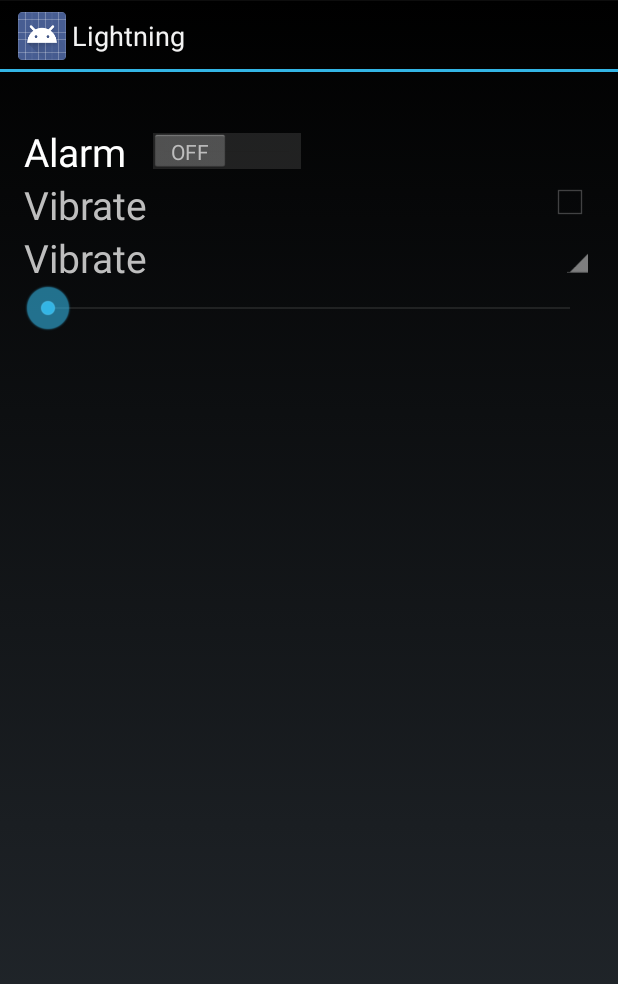
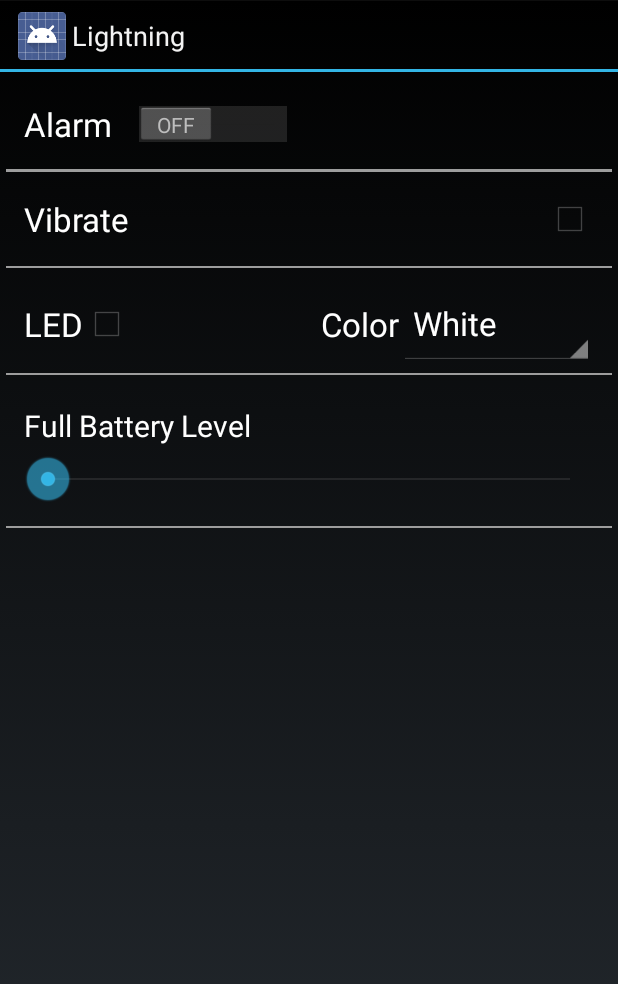
Before and after one commit to calvin-li/Lightning, an Android app: the screen it shows after launch (MainActivity), on a phone screen of 412 x 824 dp. Shown: the top 984 px of the screen. Run offline under Robolectric (Android 15) with nearby library versions, the phone set to English and light mode, and no system bars.

Commit message:
Finished UI elements, backend left.

```diff
--- a/Lightning/src/main/java/com/calvin/lightning/MainActivity.java
+++ b/Lightning/src/main/java/com/calvin/lightning/MainActivity.java
@@ -12,12 +12,18 @@ import android.graphics.Color;
 import android.os.BatteryManager;
 import android.os.Bundle;
 import android.os.SystemClock;
+import android.widget.ArrayAdapter;
+import android.widget.Spinner;
 import android.widget.TextView;
 
 public class MainActivity extends Activity {
 
     static boolean full = true;
-    static int color = Color.MAGENTA;
+    static String[] color = new String[]{
+        "White", "Yellow", "Green", "Cyan", "Blue",
+        "Magenta", "Red", "Light Gray", "Gray", "Dark Gray"
+    };
+    static int colorNumber;
     static long[] vibrate = new long[]{100, 500, 500, 500};
     static double fullModifier = 1.0;
     static String metrics = "";
@@ -39,6 +45,13 @@ public class MainActivity extends Activity {
         serviceIntent.putExtra("alarmIntent",alarmIntent);
         serviceIntent.putExtra("pIntent",pIntent);
 
+        //Layout elements here
+        Spinner spinner = (Spinner) findViewById(R.id.colorSpinner);
+        ArrayAdapter<CharSequence> adapter = ArrayAdapter.createFromResource(this,
+                R.array.colors_array, R.layout.spinner_item);
+        adapter.setDropDownViewResource(android.R.layout.simple_spinner_dropdown_item);
+        spinner.setAdapter(adapter);
+
         if(alarmIntent != null && am != null){
             am.cancel(alarmIntent);
         }//if
@@ -55,8 +68,6 @@ public class MainActivity extends Activity {
     @Override
     protected void onResume(){
         super.onResume();
-
-        ((TextView) findViewById(R.id.scouter)).setText(metrics);
     }//onResume
 
     static void batteryFull(PendingIntent pIntent, Context context){
@@ -68,7 +79,7 @@ public class MainActivity extends Activity {
                 .setContentIntent(pIntent)
                 .setPriority(Notification.PRIORITY_HIGH)
                 .setVibrate(MainActivity.vibrate)
-                .setLights(MainActivity.color, 1000, 1000)
+                .setLights(Color.MAGENTA, 1000, 1000)
                 .build();
 
         NotificationManager manager =
--- a/Lightning/src/main/res/layout/activity_main.xml
+++ b/Lightning/src/main/res/layout/activity_main.xml
@@ -2,11 +2,8 @@
     xmlns:tools="http://schemas.android.com/tools"
     android:layout_width="match_parent"
     android:layout_height="match_parent"
-    android:paddingLeft="@dimen/activity_horizontal_margin"
-    android:paddingRight="@dimen/activity_horizontal_margin"
-    android:paddingTop="@dimen/activity_vertical_margin"
-    android:paddingBottom="@dimen/activity_vertical_margin"
-    tools:context=".MainActivity">
+    tools:context=".MainActivity"
+    android:padding="0dp">
 
     <ScrollView
         android:layout_width="match_parent"
@@ -18,70 +15,168 @@
             android:layout_width="match_parent"
             android:layout_height="wrap_content">
 
-            <TextView
-                android:layout_width="wrap_content"
-                android:layout_height="wrap_content"
-                android:id="@+id/scouter"
-                android:text="@string/hello_world"
-                android:layout_gravity="right" />
-
             <Switch
                 android:layout_width="wrap_content"
                 android:layout_height="wrap_content"
                 android:text="Alarm"
-                android:id="@+id/switch1"
-                android:textSize="26dp" />
+                android:id="@+id/alarmSwitch"
+                android:textSize="22dp"
+                android:layout_marginLeft="@dimen/activity_horizontal_margin"
+                android:layout_marginRight="@dimen/activity_horizontal_margin"
+                android:layout_marginTop="20dp"
+                android:layout_marginBottom="10dp" />
 
-            <RelativeLayout
+            <View
+                android:layout_width="match_parent"
+                android:layout_height="2dp"
+                android:background="#9D9D9D"
+                android:layout_marginTop="5dp"
+                android:layout_marginBottom="15dp"
+                android:layout_marginLeft="4dp"
+                android:layout_marginRight="4dp" />
+
+            <LinearLayout
+                android:layout_width="fill_parent"
+                android:layout_height="fill_parent"
+                android:layout_marginLeft="@dimen/activity_horizontal_margin"
+                android:layout_marginRight="@dimen/activity_horizontal_margin"
+                android:layout_marginBottom="10dp">
+
+                <TextView
+                    android:layout_width="wrap_content"
+                    android:layout_height="wrap_content"
+                    android:text="Vibrate"
+                    android:id="@+id/textView"
+                    android:layout_alignParentStart="true"
+                    android:layout_centerInParent="true"
+                    android:textSize="22dp"
+                    android:textColor="#FFFFFF"
+                    android:layout_gravity="center_vertical" />
+
+                <View
+                    android:layout_width="0dp"
+                    android:layout_height="match_parent"
+                    android:layout_weight="1"
+                    />
+
+                <CheckBox
+                    android:layout_width="wrap_content"
+                    android:layout_height="wrap_content"
+                    android:id="@+id/vibrateCheck"
+                    android:layout_alignParentEnd="true" />
+
+            </LinearLayout>
+
+            <View
+                android:layout_width="match_parent"
+                android:layout_height="1dp"
+                android:background="#9D9D9D"
+                android:layout_marginTop="5dp"
+                android:layout_marginBottom="10dp"
+                android:layout_marginLeft="4dp"
+                android:layout_marginRight="4dp" />
+
+            <LinearLayout
+                android:layout_width="fill_parent"
+                android:layout_height="fill_parent"
+                android:layout_marginLeft="@dimen/activity_horizontal_margin"
+                android:layout_marginRight="@dimen/activity_horizontal_margin">
+
+                <TextView
+                    android:layout_width="wrap_content"
+                    android:layout_height="wrap_content"
+                    android:text="LED"
+                    android:layout_alignParentStart="true"
+                    android:layout_centerInParent="true"
+                    android:textSize="22dp"
+                    android:textColor="#FFFFFF"
+                    android:singleLine="false"
+                    android:layout_gravity="center_vertical" />
+
+                <CheckBox
+                    android:layout_width="wrap_content"
+                    android:layout_height="wrap_content"
+                    android:id="@+id/LEDCheck"
+                    android:layout_alignParentEnd="true"
+                    android:layout_gravity="center_vertical" />
+
+                <View
+                    android:layout_width="0dp"
+                    android:layout_height="match_parent"
+                    android:layout_weight="1"
+                    />
+
+                <TextView
+                    android:layout_width="wrap_content"
+                    android:layout_height="wrap_content"
+                    android:text="Color"
+                    android:id="@+id/ColorText"
+                    android:layout_alignParentStart="true"
+                    android:textSize="22dp"
+                    android:layout_alignParentEnd="false"
+                    android:textColor="#FFFFFF"
+                    android:layout_gravity="center_vertical" />
+
+                <Spinner
+                    android:layout_width="wrap_content"
+                    android:layout_height="wrap_content"
+                    android:id="@+id/colorSpinner"
+                    android:layout_alignParentEnd="true"
+                    android:layout_alignParentStart="false"
+                    android:layout_alignParentTop="true"
+                    android:layout_toRightOf="@id/ColorText" />
+
+            </LinearLayout>
+
+            <View
+                android:layout_width="match_parent"
+                android:layout_height="1dp"
+                android:background="#9D9D9D"
+                android:layout_marginTop="5dp"
+                android:layout_marginBottom="10dp"
+                android:layout_marginLeft="4dp"
+                android:layout_marginRight="4dp" />
+
+            <LinearLayout
+                android:orientation="vertical"
+                android:layout_marginTop="10dp"
+                android:layout_marginBottom="10dp"
+                android:layout_marginLeft="@dimen/activity_horizontal_margin"
+                android:layout_marginRight="@dimen/activity_horizontal_margin"
                 android:layout_width="fill_parent"
                 android:layout_height="fill_parent">
 
                 <TextView
                     android:layout_width="wrap_content"
                     android:layout_height="match_parent"
-                    android:text="Vibrate"
-                    android:id="@+id/textView"
+                    android:text="Full Battery Level"
+                    android:id="@+id/ColorText"
                     android:layout_alignParentStart="true"
                     android:layout_centerInParent="true"
-                    android:textSize="26dp" />
+                    android:textSize="20dp"
+                    android:layout_alignParentEnd="false"
+                    android:layout_marginBottom="6dp"
+                    android:textColor="#FFFFFF" />
 
-                <CheckBox
-                    android:layout_width="wrap_content"
+                <SeekBar
+                    android:layout_width="match_parent"
                     android:layout_height="wrap_content"
-                    android:id="@+id/checkBox"
-                    android:layout_alignParentEnd="true" />
-            </RelativeLayout>
+                    android:id="@+id/full"
+                    android:clickable="false"/>
 
-            <RelativeLayout
-                android:layout_width="fill_parent"
-                android:layout_height="fill_parent">
+            </LinearLayout>
 
-                <TextView
-                    android:layout_width="wrap_content"
-                    android:layout_height="match_parent"
-                    android:text="Vibrate"
-                    android:id="@+id/textView2"
-                    android:layout_alignParentStart="true"
-                    android:layout_centerInParent="true"
-                    android:textSize="26dp" />
-
-                <Spinner
-                    android:layout_width="wrap_content"
-                    android:layout_height="wrap_content"
-                    android:id="@+id/spinner"
-                    android:layout_alignParentEnd="true"
-                    android:layout_alignParentStart="false"
-                    android:layout_alignParentTop="true" />
-
-            </RelativeLayout>
-
-            <SeekBar
+            <View
                 android:layout_width="match_parent"
-                android:layout_height="wrap_content"
-                android:id="@+id/full"
-                android:clickable="false" />
+                android:layout_height="1dp"
+                android:background="#9D9D9D"
+                android:layout_marginTop="5dp"
+                android:layout_marginBottom="10dp"
+                android:layout_marginLeft="4dp"
+                android:layout_marginRight="4dp" />
 
         </LinearLayout>
+
     </ScrollView>
 
 </FrameLayout>
--- /dev/null
+++ b/Lightning/src/main/res/layout/spinner_item.xml
@@ -0,0 +1,11 @@
+<?xml version="1.0" encoding="utf-8"?>
+
+<TextView
+    xmlns:android="http://schemas.android.com/apk/res/android"
+    android:layout_width="fill_parent"
+    android:layout_height="wrap_content"
+    android:textSize="22dp"
+    android:gravity="left"
+    android:textColor="#FFFFFF"
+    android:padding="5dip"
+    />
--- /dev/null
+++ b/Lightning/src/main/res/values-sw600dp/colors.xml
@@ -0,0 +1,2 @@
+<?xml version="1.0" encoding="utf-8"?>
+<resources><color name="barColor">#9d9d9d</color></resources>
--- /dev/null
+++ b/Lightning/src/main/res/values-sw720dp-land/colors.xml
@@ -0,0 +1,2 @@
+<?xml version="1.0" encoding="utf-8"?>
+<resources><color name="barColor">#9d9d9d</color></resources>
--- /dev/null
+++ b/Lightning/src/main/res/values-v11/colors.xml
@@ -0,0 +1,2 @@
+<?xml version="1.0" encoding="utf-8"?>
+<resources><color name="barColor">#9d9d9d</color></resources>
--- /dev/null
+++ b/Lightning/src/main/res/values-v14/colors.xml
@@ -0,0 +1,2 @@
+<?xml version="1.0" encoding="utf-8"?>
+<resources><color name="barColor">#9d9d9d</color></resources>
--- /dev/null
+++ b/Lightning/src/main/res/values/colors.xml
@@ -0,0 +1,4 @@
+<?xml version="1.0" encoding="utf-8"?>
+<resources>
+    <color name="barColor">#9D9D9D</color>
+</resources>
--- a/Lightning/src/main/res/values/strings.xml
+++ b/Lightning/src/main/res/values/strings.xml
@@ -4,5 +4,17 @@
     <string name="app_name">Lightning</string>
     <string name="action_settings">Settings</string>
     <string name="hello_world">Hello world!</string>
+    <string-array name="colors_array">
+        <item>White</item>
+        <item>Yellow</item>
+        <item>Green</item>
+        <item>Cyan</item>
+        <item>Blue</item>
+        <item>Magenta</item>
+        <item>Red</item>
+        <item>Light Gray</item>
+        <item>Gray</item>
+        <item>Dark Gray</item>
+    </string-array>
 
 </resources>
```
Also changed, not shown: gradle/wrapper/gradle-wrapper.properties.
